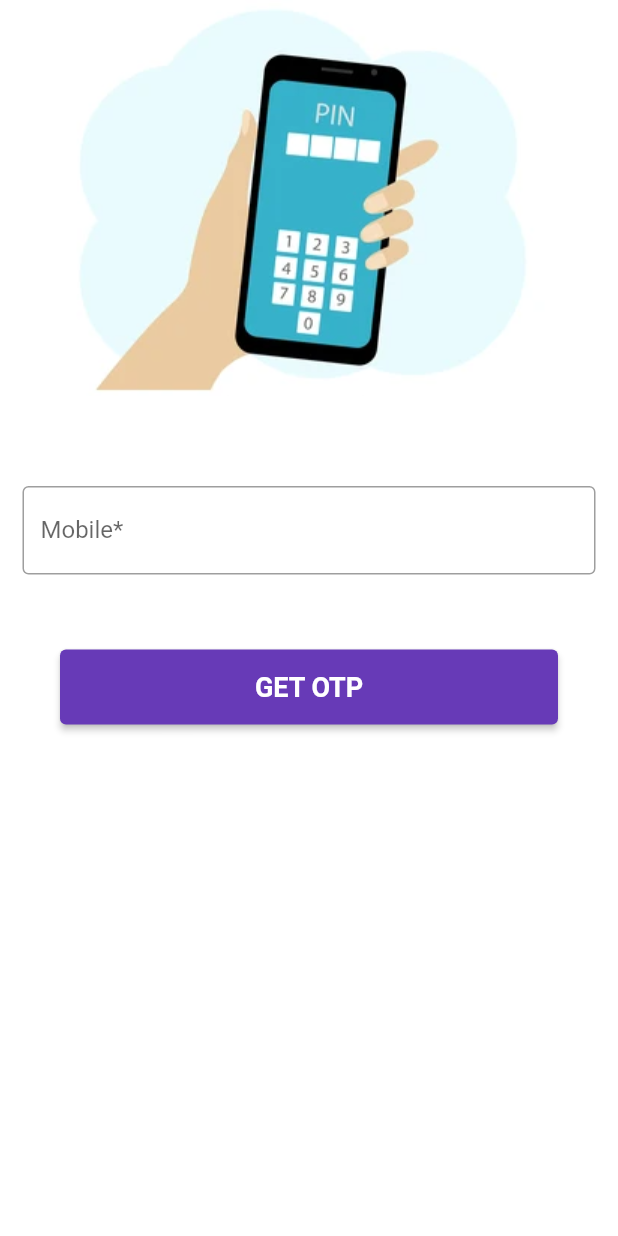
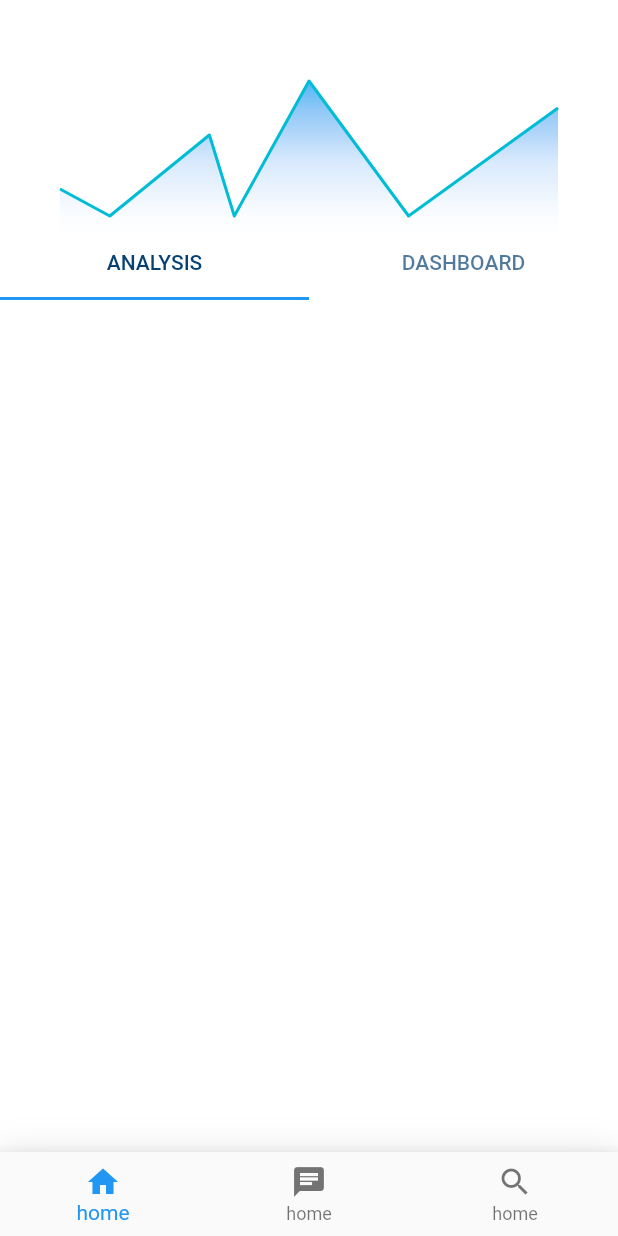
Before and after one commit to Amanpatel2002-g/team-vitta, a Flutter app: the screen it shows after launch, on a phone screen of 412 x 824 dp. Run offline on Flutter 3.47's test engine with Material 2 defaults, Android fonts, the phone set to English and light mode, and no system bars; drawn by our look-alikes of fl_chart.

Commit message:
commit with wealth page

```diff
--- a/lib/Global_widgets/commons.dart
+++ b/lib/Global_widgets/commons.dart
@@ -1,5 +1,5 @@
 import 'package:flutter/material.dart';
 
 Color globalButtonColor = const Color.fromARGB(255, 103, 58, 183);
-Color globalAppBarColor = const Color.fromARGB(255, 103, 58, 183);
-Color globalScaffoldBackgroundColor = const Color.fromARGB(255, 255, 255, 255);
+Color globalAppBarColor = Color.fromARGB(255, 103, 58, 183);
+Color globalScaffoldBackgroundColor = Color.fromARGB(255, 255, 255, 255);
--- /dev/null
+++ b/lib/features/home/home_screen.dart
@@ -0,0 +1,73 @@
+import 'package:flutter/material.dart';
+import 'package:flutter/src/widgets/container.dart';
+import 'package:flutter/src/widgets/framework.dart';
+import 'package:vitta/Global_widgets/commons.dart';
+import 'package:vitta/Global_widgets/commons.dart';
+import 'package:vitta/features/home/pages/Consent.dart';
+import 'package:vitta/features/home/pages/Users.dart';
+import 'package:vitta/features/home/pages/WealthPage.dart';
+
+import '../../Global_widgets/commons.dart';
+
+class homescreen extends StatefulWidget {
+  const homescreen({super.key});
+
+  @override
+  State<homescreen> createState() => _homescreenState();
+}
+
+class _homescreenState extends State<homescreen> {
+  late double _deviceh, _devicew;
+  int currentindex = 0;
+  final Screens = const [
+    wealthpage(),
+    consent(),
+    Users(),
+  ];
+  @override
+  Widget build(BuildContext context) {
+    _deviceh = MediaQuery.of(context).size.height;
+    _devicew = MediaQuery.of(context).size.width;
+    return Scaffold(
+      body: IndexedStack(
+        index: currentindex,
+        children: Screens,
+      ),
+      bottomNavigationBar: Container(
+        decoration: BoxDecoration(
+          color: Colors.white,
+          boxShadow: [
+            BoxShadow(
+              blurRadius: 20,
+              color: Colors.black.withOpacity(.1),
+            )
+          ],
+        ),
+        child: BottomNavigationBar(
+          type: BottomNavigationBarType.fixed,
+          currentIndex: currentindex,
+          onTap: (index) => setState(() {
+            currentindex = index;
+          }),
+          items: const [
+            BottomNavigationBarItem(
+              icon: Icon(Icons.home),
+              label: 'home',
+              backgroundColor: Colors.blue,
+            ),
+            BottomNavigationBarItem(
+              icon: Icon(Icons.chat),
+              label: 'home',
+              backgroundColor: Colors.blue,
+            ),
+            BottomNavigationBarItem(
+              icon: Icon(Icons.search),
+              label: 'home',
+              backgroundColor: Colors.blue,
+            ),
+          ],
+        ),
+      ),
+    );
+  }
+}
--- /dev/null
+++ b/lib/features/home/pages/Consent.dart
@@ -0,0 +1,15 @@
+import 'package:flutter/material.dart';
+
+class consent extends StatelessWidget {
+  const consent({super.key});
+
+  @override
+  Widget build(BuildContext context) {
+    return Scaffold(
+      appBar: AppBar(
+        title: const Text('consent'),
+      ),
+      body: Container(),
+    );
+  }
+}
--- /dev/null
+++ b/lib/features/home/pages/Users.dart
@@ -0,0 +1,15 @@
+import 'package:flutter/material.dart';
+
+class Users extends StatelessWidget {
+  const Users({super.key});
+
+  @override
+  Widget build(BuildContext context) {
+    return Scaffold(
+      appBar: AppBar(
+        title: const Text('users'),
+      ),
+      body: Container(),
+    );
+  }
+}
--- /dev/null
+++ b/lib/features/home/pages/WealthPage.dart
@@ -0,0 +1,74 @@
+import 'package:flutter/material.dart';
+import 'package:vitta/features/home/pages/wealth%20page/chartss.dart';
+
+class wealthpage extends StatefulWidget {
+  const wealthpage({super.key});
+
+  @override
+  State<wealthpage> createState() => _wealthpageState();
+}
+
+class _wealthpageState extends State<wealthpage> {
+  late double _deviceh, _devicew;
+  @override
+  Widget build(BuildContext context) => const DefaultTabController(
+        length: 2,
+        child: Scaffold(
+          body: CustomScrollView(
+            slivers: [
+              SliverAppBar(
+                elevation: 20,
+                shadowColor: Colors.black,
+                backgroundColor: Color.fromARGB(255, 255, 255, 255),
+                flexibleSpace: FlexibleSpaceBar(
+                  background: Chartss(),
+                ),
+                expandedHeight: 200,
+                bottom: TabBar(
+                  labelColor: Color.fromARGB(255, 6, 65, 113),
+                  tabs: [
+                    Tab(
+                      text: 'ANALYSIS',
+                    ),
+                    Tab(
+                      text: 'DASHBOARD',
+                    ),
+                  ],
+                ),
+              ),
+            ],
+          ),
+        ),
+      );
+}
+// flexibleSpace: Column(
+//           children: [
+//             Container(
+//               child: const Text('helo'),
+//               color: Colors.red,
+//             ),
+//             Container(child: const Text('helo')),
+//           ],
+//         ),
+
+
+// SliverAppBar(
+//                 elevation: 20,
+//                 shadowColor: Colors.black,
+//                 backgroundColor: Color.fromARGB(255, 255, 255, 255),
+//                 flexibleSpace: FlexibleSpaceBar(
+//                   background: Chartss(),
+//                 ),
+//                 expandedHeight: 200,
+//                 bottom: TabBar(
+//                   labelColor: Color.fromARGB(255, 6, 65, 113),
+//                   tabs: [
+//                     Tab(
+//                       text: 'ANALYSIS',
+//                     ),
+//                     Tab(
+//                       text: 'DASHBOARD',
+//                     ),
+//                   ],
+//                 ),
+//               ),
--- /dev/null
+++ b/lib/features/home/pages/wealth page/chartss.dart
@@ -0,0 +1,79 @@
+import 'package:fl_chart/fl_chart.dart';
+import 'package:flutter/material.dart';
+
+class Chartss extends StatefulWidget {
+  const Chartss({super.key});
+
+  @override
+  State<Chartss> createState() => _ChartssState();
+}
+
+class _ChartssState extends State<Chartss> {
+  @override
+  Widget build(BuildContext context) {
+    final double statusbarheight = MediaQuery.of(context).padding.top;
+    return Container(
+      padding: EdgeInsets.only(
+        top: statusbarheight,
+        left: 40,
+        right: 40,
+        bottom: statusbarheight + 20,
+      ),
+      height: statusbarheight,
+      child: LineChart(
+        LineChartData(
+          titlesData: FlTitlesData(
+            show: false,
+          ),
+          borderData: FlBorderData(
+            show: false,
+          ),
+          gridData: FlGridData(
+            show: false,
+          ),
+          minX: 0,
+          maxX: 10,
+          minY: 0,
+          maxY: 10,
+          lineBarsData: [
+            LineChartBarData(
+              dotData: FlDotData(
+                show: false,
+              ),
+              isCurved: false,
+              barWidth: 2,
+              show: true,
+              belowBarData: BarAreaData(
+                gradient: LinearGradient(
+                  begin: Alignment.topCenter,
+                  end: Alignment.bottomCenter,
+                  colors: <Color>[
+                    Color(0xff23a3f1).withOpacity(0.8),
+                    Color(0xff5caff3).withOpacity(0.7),
+                    Color(0xff80bcf6).withOpacity(0.6),
+                    Color(0xff9dc9f8).withOpacity(0.4),
+                    Color(0xffb7d6fa).withOpacity(0.3),
+                    Color(0xffd0e4fc).withOpacity(0.1),
+                    Color(0xffe8f1fd).withOpacity(0.001),
+                    Color(0xffffffff).withOpacity(0.0001),
+                  ], // Gradient from https://learnui.design/tools/gradient-generator.html
+                  tileMode: TileMode.mirror,
+                ),
+                show: true,
+              ),
+              spots: [
+                FlSpot(0, 3),
+                FlSpot(1, 2),
+                FlSpot(3, 5),
+                FlSpot(3.5, 2),
+                FlSpot(5, 7),
+                FlSpot(7, 2),
+                FlSpot(10, 6),
+              ],
+            ),
+          ],
+        ),
+      ),
+    );
+  }
+}
--- a/lib/main.dart
+++ b/lib/main.dart
@@ -1,6 +1,7 @@
 import 'package:flutter/material.dart';
 import 'package:vitta/Global_widgets/commons.dart';
 import 'package:vitta/features/auth/screens/auth_screen.dart';
+import 'package:vitta/features/home/home_screen.dart';
 import 'package:vitta/routes/route.dart';
 
 import 'Global_widgets/custom_widgets.dart';
@@ -15,11 +16,10 @@ class MyApp extends StatelessWidget {
   @override
   Widget build(BuildContext context) {
     return MaterialApp(
-        // onGenerateRoute: ((settings) => generateRoute(settings)),
-        debugShowCheckedModeBanner: false,
-        theme:
-            ThemeData(scaffoldBackgroundColor: globalScaffoldBackgroundColor),
-        home: AuthScreen(),
-        );
+      // onGenerateRoute: ((settings) => generateRoute(settings)),
+      debugShowCheckedModeBanner: false,
+      theme: ThemeData(scaffoldBackgroundColor: globalScaffoldBackgroundColor),
+      home: const homescreen(),
+    );
   }
 }
```
Also changed, not shown: pubspec.yaml (+3 -15 lines), pubspec.lock.
